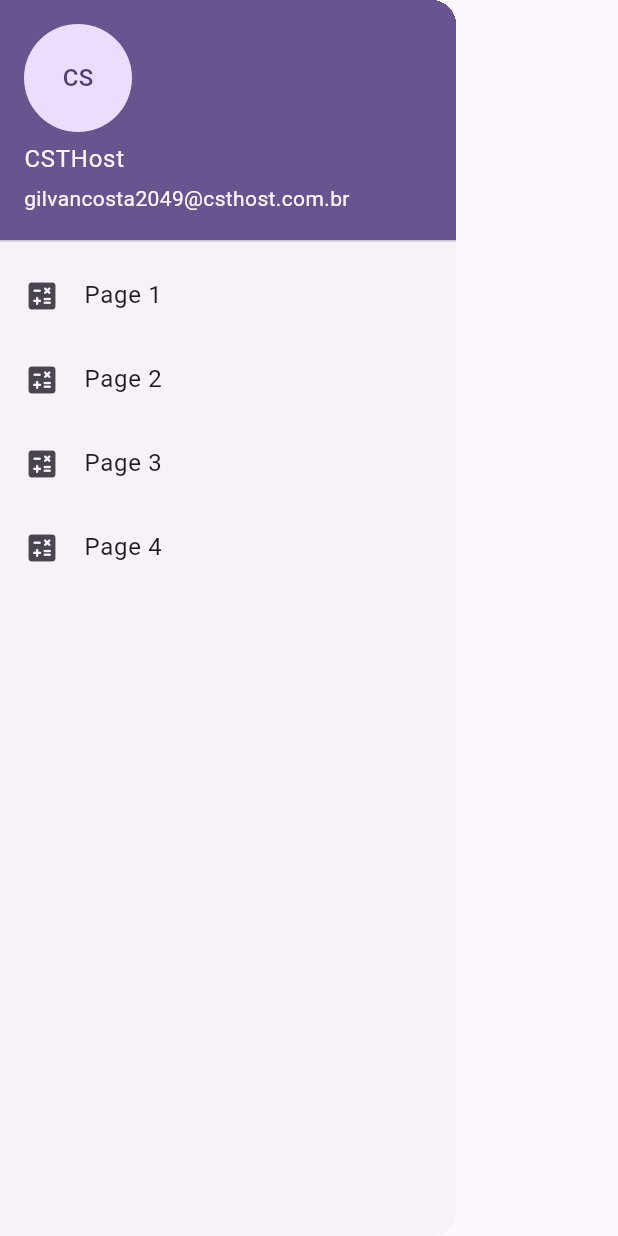
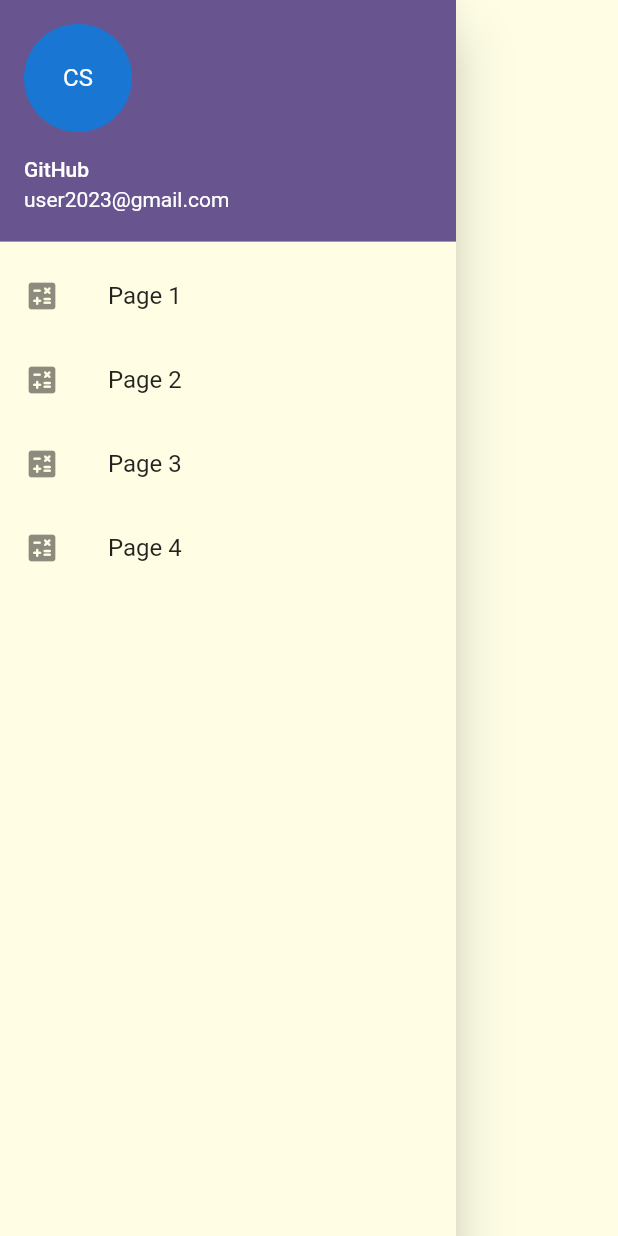
Before and after one commit to gilvancosta/flutter-InheritedWidget, a Flutter app: the DrawerV1Widget widget shown alone on an empty page, opened directly, on a phone screen of 412 x 824 dp. Run offline on Flutter 3.47's test engine with Material 2 defaults, Android fonts, the phone set to English and light mode, and no system bars; Roboto replaces fonts that are missing (Poppins).

```diff
--- a/lib/src/core/ui/theme/app_theme.dart
+++ b/lib/src/core/ui/theme/app_theme.dart
@@ -15,7 +15,7 @@ sealed class MyAppTheme {
   );
 
   static ThemeData themeData = ThemeData(
-    useMaterial3: true,
+    useMaterial3: false,
     // colorScheme: ColorScheme.fromSwatch().copyWith(primary: ConstantsColors.primaryColor, secondary: ConstantsColors.secondaryColor),
     colorScheme: ColorScheme.fromSeed(seedColor: Colors.deepPurple),
 
--- a/lib/src/core/widgets/drawer/drawer_v1_widget.dart
+++ b/lib/src/core/widgets/drawer/drawer_v1_widget.dart
@@ -10,8 +10,8 @@ class DrawerV1Widget extends StatelessWidget {
         padding: EdgeInsets.zero,
         children: <Widget>[
           const UserAccountsDrawerHeader(
-            accountEmail: Text("gilvancosta2049@csthost.com.br"),
-            accountName: Text("CSTHost"),
+            accountEmail: Text("user2023@gmail.com"),
+            accountName: Text("GitHub"),
             currentAccountPicture: CircleAvatar(
               child: Text("CS"),
             ),
```
Also changed, not shown: lib/src/app.dart (+5 -6 lines).
